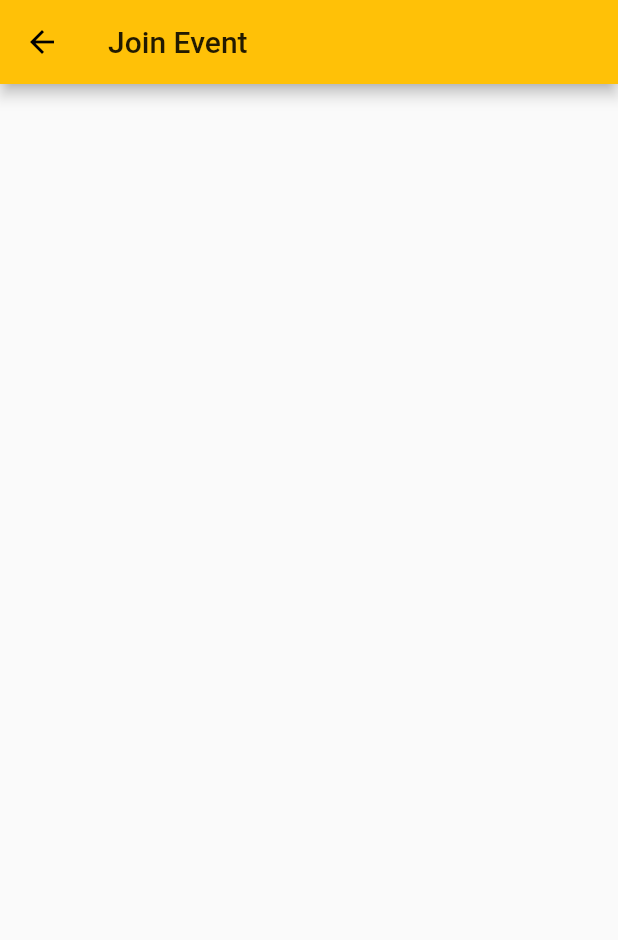
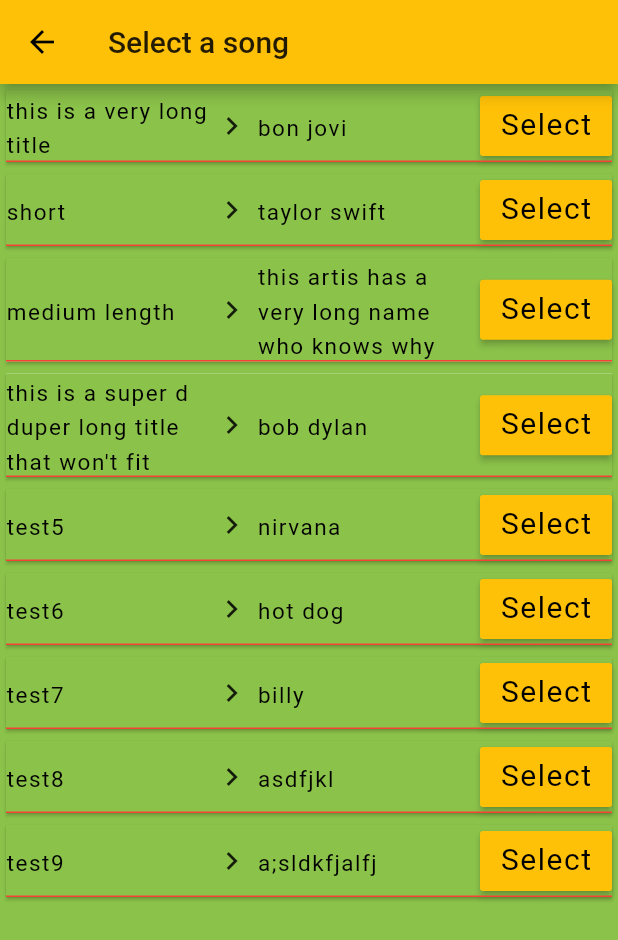
Before and after one commit to EvanRhoades/CSC490-Karaoke-App, a Flutter app: the ChooseSongPage screen opened directly, on a phone screen of 412 x 824 dp. Shown: the top 940 px of the screen. Run offline on Flutter 3.47's test engine with Material 2 defaults, Android fonts, the phone set to English and light mode, and no system bars.

Commit message:
added first/last names, working songlist browsing w/ selection, routes from songlist to event queue

```diff
--- a/karaoke490/lib/choose_song_page.dart
+++ b/karaoke490/lib/choose_song_page.dart
@@ -1,4 +1,6 @@
 import 'package:flutter/material.dart';
+import 'globals.dart' as globals;
+import 'queue_info_page.dart';
 
 class ChooseSongPage extends StatefulWidget {
   @override
@@ -6,11 +8,91 @@
 }
 
 class _ChooseSongPageState extends State<ChooseSongPage> {
+  void selectMe(int index) {
+    globals.selectedSongIndex = index;
+
+    // SEAN: We now have the selected song from the user.  This should be sent back to the server
+    // so that it can go in the Queue for the event/DJ.
+    // Variable: index (index of both the song and the artist arrays)
+
+    Navigator.push(context,
+        new MaterialPageRoute(builder: (context) => new QueueInfoPage()));
+  }
+
   @override
   Widget build(BuildContext context) {
+    double cWidth = MediaQuery.of(context).size.width * 0.8;
     return new Scaffold(
       appBar: AppBar(
-        title: new Text("Join Event"),
+        title: new Text("Select a song"),
+      ),
+      backgroundColor: Colors.lightGreen,
+      body: new ListView.builder(
+        itemCount: globals.djSonglist.length,
+        itemBuilder: (BuildContext context, int index) {
+          return new Card(
+            shape: Border(bottom: BorderSide(color: Colors.red)),
+            child: new Container(
+              width: cWidth,
+              color: Colors.lightGreen,
+              child: new Row(
+                mainAxisAlignment: MainAxisAlignment.start,
+                children: <Widget>[
+                  Expanded(
+                    child: new RichText(
+                      text: new TextSpan(
+                        text: '${globals.djSonglist[index]}',
+                        style: TextStyle(
+                          fontSize: 15.0,
+                          color: Colors.black,
+                          letterSpacing: 1.0,
+                          height: 1.5,
+                        ),
+                      ),
+                    ),
+                  ),
+                  new Icon(Icons.keyboard_arrow_right),
+                  new Padding(
+                    padding: const EdgeInsets.only(left: 5.0),
+                  ),
+                  Expanded(
+                    child: new RichText(
+                      text: new TextSpan(
+                        text: '${globals.djArtistlist[index]}',
+                        style: TextStyle(
+                          fontSize: 15.0,
+                          color: Colors.black,
+                          letterSpacing: 1.0,
+                          height: 1.5,
+                        ),
+                      ),
+                    ),
+                  ),
+                  new Padding(
+                    padding: const EdgeInsets.only(left: 10.0),
+                  ),
+                  new RaisedButton(
+                    child: new RichText(
+                      text: new TextSpan(
+                        text: 'Select',
+                        style: TextStyle(
+                          fontSize: 20.0,
+                          color: Colors.black,
+                          letterSpacing: 1.0,
+                          height: 1.5,
+                        ),
+                      ),
+                    ),
+                    color: Colors.amber,
+                    padding: EdgeInsets.only(
+                        left: 8.0, right: 8.0, bottom: 8.0, top: 2.0),
+                    onPressed: () => selectMe(index),
+                  ),
+                ],
+              ),
+            ),
+          );
+        },
       ),
     );
   }
--- a/karaoke490/lib/create_account_page.dart
+++ b/karaoke490/lib/create_account_page.dart
@@ -14,6 +14,8 @@
   String _emailC;
   String _usernameC;
   String _passwordC;
+  String _fName;
+  String _lName;
   String _tempPass; // for comparison to see if the passwords match
 
   // what will be done when they press "create account"
@@ -38,7 +40,9 @@
     scaffoldKey2.currentState.showSnackBar(snackbar);
 
     // SEAN: INSERT CODE HERE
-    // variables: _emailC, _passwordC, and _usernameC
+    // variables: _emailC, _passwordC, _fName, _lName, and _usernameC
+
+    // TEST CODE PLEASE IGNORE
     print("email: $_emailC");
   }
 
@@ -86,6 +90,24 @@
                     onSaved: (val) => _emailC = val,
                   ),
                   new TextFormField(
+                    decoration: new InputDecoration(labelText: "First Name"),
+                    // validates email input; val = user input
+                    validator: (val) => val.length < 2
+                        ? 'First name should be at least 4 characters'
+                        : null,
+                    // assigns user input to appropriate variable
+                    onSaved: (val) => _fName = val,
+                  ),
+                  new TextFormField(
+                    decoration: new InputDecoration(labelText: "Last Name"),
+                    // validates email input; val = user input
+                    validator: (val) => val.length < 2
+                        ? 'Last name should be at least 2 characters'
+                        : null,
+                    // assigns user input to appropriate variable
+                    onSaved: (val) => _lName = val,
+                  ),
+                  new TextFormField(
                     decoration: new InputDecoration(labelText: "Username"),
                     // validates email input; val = user input
                     validator: (val) => val.length < 4
--- a/karaoke490/lib/globals.dart
+++ b/karaoke490/lib/globals.dart
@@ -6,4 +6,11 @@
 bool isDJ = false;
 
 // this will store the DJ's songlist for the duration of the user's involvement in the event
-List<String> djSonglist;
+// NOTE: indexes must align (index 0 for song should match index 0 for artist
+//                           ...there may be a way to do this a different way on my end but this was the most simple)
+List<String> djSonglist = ["this is a very long title", "short", "medium length", "this is a super d duper long title that won't fit",
+"test5", "test6", "test7", "test8", "test9",];
+List<String> djArtistlist = ["bon jovi", "taylor swift", "this artis has a very long name who knows why", "bob dylan",
+"nirvana", "hot dog", "billy", "asdfjkl", "a;sldkfjalfj",];
+
+int selectedSongIndex;
```
Also changed, not shown: karaoke490/lib/join_or_create.dart (+13 -2 lines), karaoke490/lib/queue_info_page.dart (added, +21 -0 lines).
